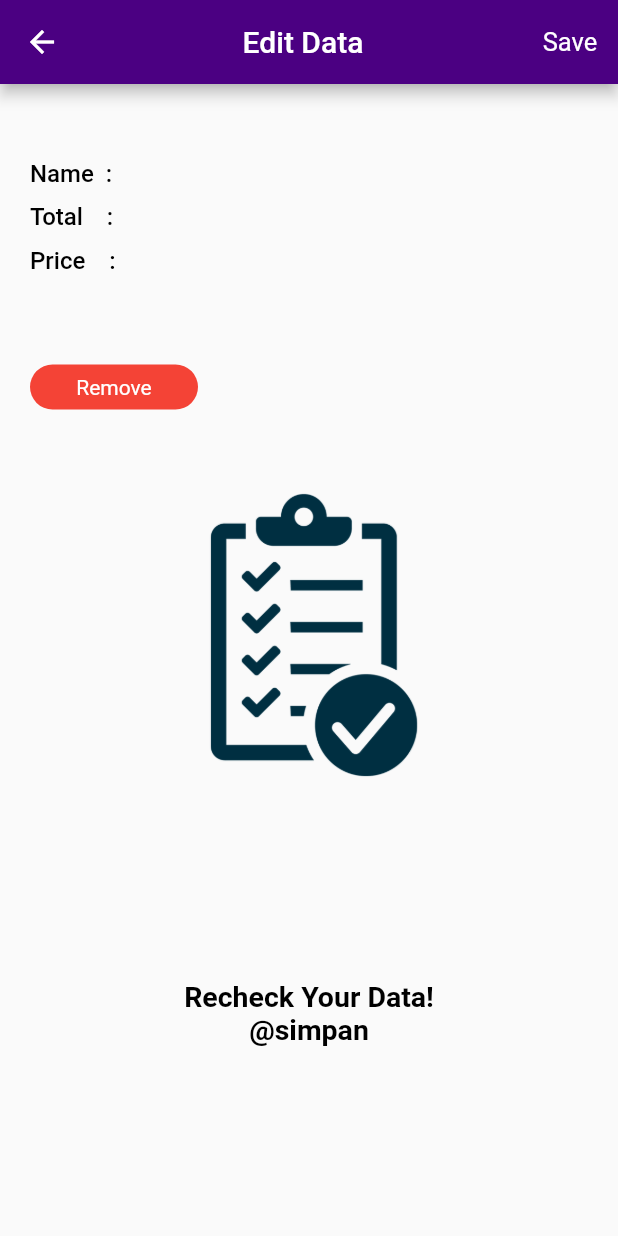
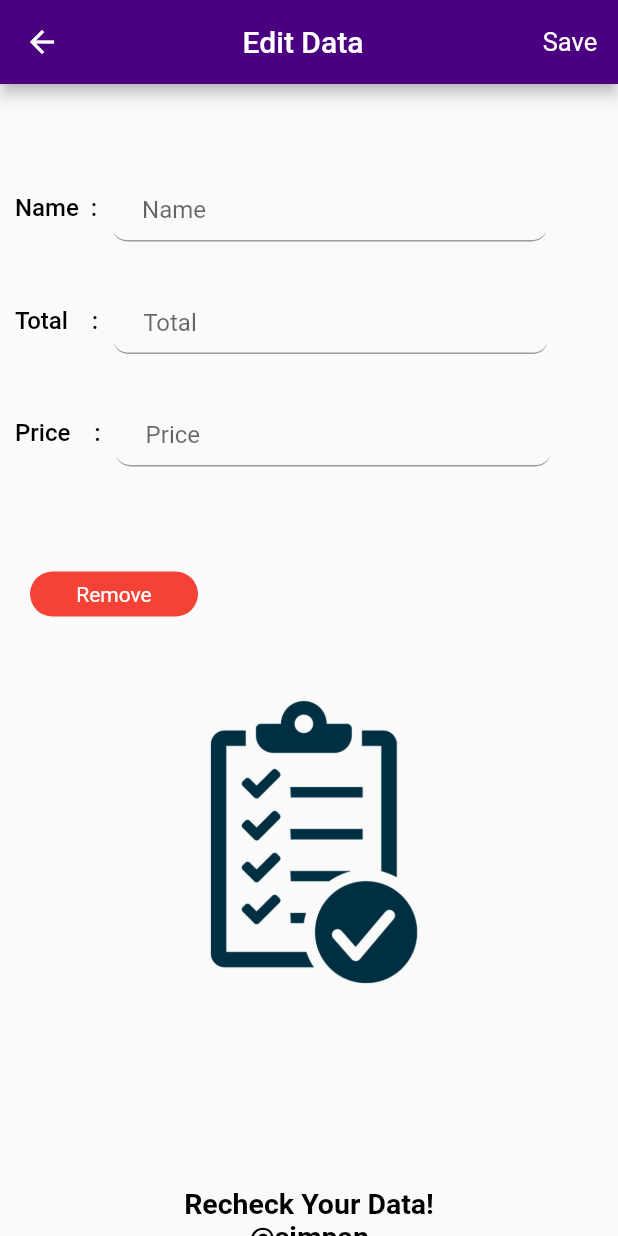
Before and after one commit to al-chakim/metlin, a Flutter app: the data1 screen opened directly, on a phone screen of 412 x 824 dp. Run offline on Flutter 3.47's test engine with Material 2 defaults, Android fonts, the light colour scheme and no system bars.

Commit message:
update textfield

```diff
--- a/simpan/lib/ui/data1.dart
+++ b/simpan/lib/ui/data1.dart
@@ -1,9 +1,8 @@
 import 'package:flutter/material.dart';
-import 'package:simpan/ui/theme.dart';
 import 'package:simpan/ui/theme.dart';
 
 class data1 extends StatefulWidget {
-  const data1({ Key? key }) : super(key: key);
+  const data1({Key? key}) : super(key: key);
 
   @override
   State<data1> createState() => _data1State();
@@ -13,27 +12,26 @@ class _data1State extends State<data1> {
   @override
   Widget build(BuildContext context) {
     return Scaffold(
-
       appBar: AppBar(
         backgroundColor: Color(0xff4B0082),
         title: Center(child: Text('Edit Data')),
         actions: [
           TextButton(
-            onPressed: (){},
+              onPressed: () {},
               child: Text(
                 'Save',
                 style: huruf5,
-            )
-          )
+              ))
         ],
       ),
-
       body: SafeArea(
           child: ListView(
         children: [
-            SizedBox(height: 50,),
+          SizedBox(
+            height: 50,
+          ),
           Padding(
-              padding: const EdgeInsets.only(left: 20, right: 20),
+            padding: const EdgeInsets.only(left: 10, right: 10),
             child: Column(
               children: [
                 Row(
@@ -42,40 +40,103 @@ class _data1State extends State<data1> {
                       'Name  :',
                       style: huruf3,
                     ),
-                      //TextField()
+                    Container(
+                      height: 45,
+                      width: 290,
+                      margin: EdgeInsets.only(
+                          right: 0, left: 10, top: 10, bottom: 10),
+                      decoration: BoxDecoration(
+                          borderRadius: BorderRadius.circular(20),
+                          color: Colors.transparent),
+                      child: TextField(
+                        //autofocus: false,
+                        decoration: InputDecoration(
+                          contentPadding:
+                              EdgeInsets.fromLTRB(20.0, 10.0, 20.0, 10.0),
+                          border: UnderlineInputBorder(
+                            borderRadius: BorderRadius.circular(10),
+                          ),
+                          hintText: 'Name',
+                        ),
+                      ),
+                    ),
                   ],
                 ),
-                  SizedBox(height: 10,),
+                SizedBox(
+                  height: 10,
+                ),
                 Row(
                   children: [
                     Text(
                       'Total    :',
                       style: huruf3,
                     ),
+                    Container(
+                      height: 45,
+                      width: 290,
+                      margin: EdgeInsets.only(
+                          right: 0, left: 10, top: 10, bottom: 10),
+                      decoration: BoxDecoration(
+                          borderRadius: BorderRadius.circular(20),
+                          color: Colors.transparent),
+                      child: TextField(
+                        //autofocus: false,
+                        decoration: InputDecoration(
+                          contentPadding:
+                              EdgeInsets.fromLTRB(20.0, 10.0, 20.0, 10.0),
+                          border: UnderlineInputBorder(
+                            borderRadius: BorderRadius.circular(10),
+                          ),
+                          hintText: 'Total',
+                        ),
+                      ),
+                    ),
                   ],
                 ),
-                  SizedBox(height: 10,),
+                SizedBox(
+                  height: 10,
+                ),
                 Row(
                   children: [
                     Text(
                       'Price    :',
                       style: huruf3,
-                      )
+                    ),
+                    Container(
+                      height: 45,
+                      width: 290,
+                      margin: EdgeInsets.only(
+                          right: 0, left: 10, top: 10, bottom: 10),
+                      decoration: BoxDecoration(
+                          borderRadius: BorderRadius.circular(20),
+                          color: Colors.transparent),
+                      child: TextField(
+                        //autofocus: false,
+                        decoration: InputDecoration(
+                          contentPadding:
+                              EdgeInsets.fromLTRB(20.0, 10.0, 20.0, 10.0),
+                          border: UnderlineInputBorder(
+                            borderRadius: BorderRadius.circular(10),
+                          ),
+                          hintText: 'Price',
+                        ),
+                      ),
+                    ),
                   ],
                 )
               ],
             ),
           ),
-            SizedBox(height: 50,),
+          SizedBox(
+            height: 50,
+          ),
           Container(
             height: 30,
             width: 30,
             //padding: EdgeInsets.only(left: 20, top: 6),
             margin: EdgeInsets.only(right: 280, left: 20, top: 10, bottom: 10),
             decoration: BoxDecoration(
-                borderRadius: BorderRadius.circular(30),
-                color: Colors.red
-              ),
+                borderRadius: BorderRadius.circular(30), color: Colors.red),
             child: Material(
               color: Colors.transparent,
               child: InkWell(
@@ -105,8 +166,7 @@ class _data1State extends State<data1> {
             ],
           )
         ],
-        )
-      ),
+      )),
     );
   }
 }
```
Also changed, not shown: simpan/lib/ui/addCategory.dart (+44 -30 lines), simpan/lib/ui/addData.dart (+7 -7 lines). Lines whose indentation alone changed are shown as unchanged.
